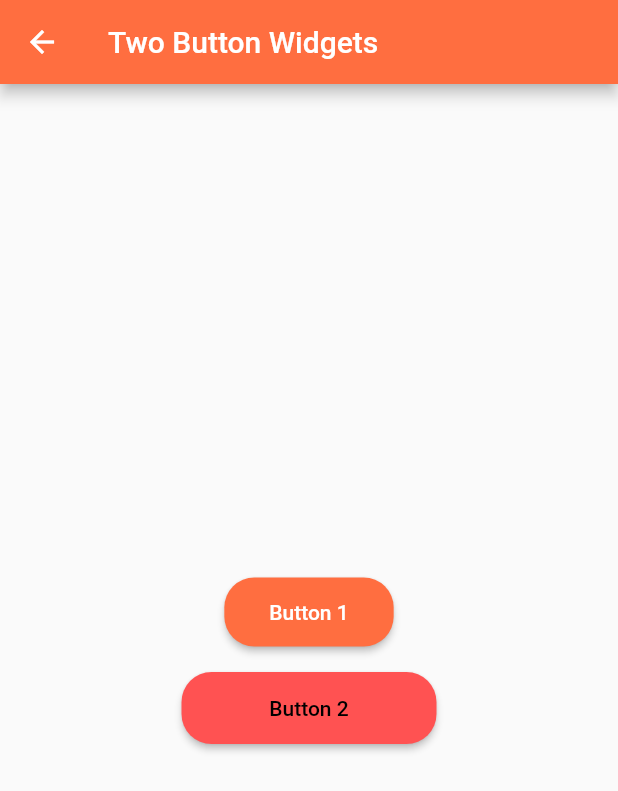
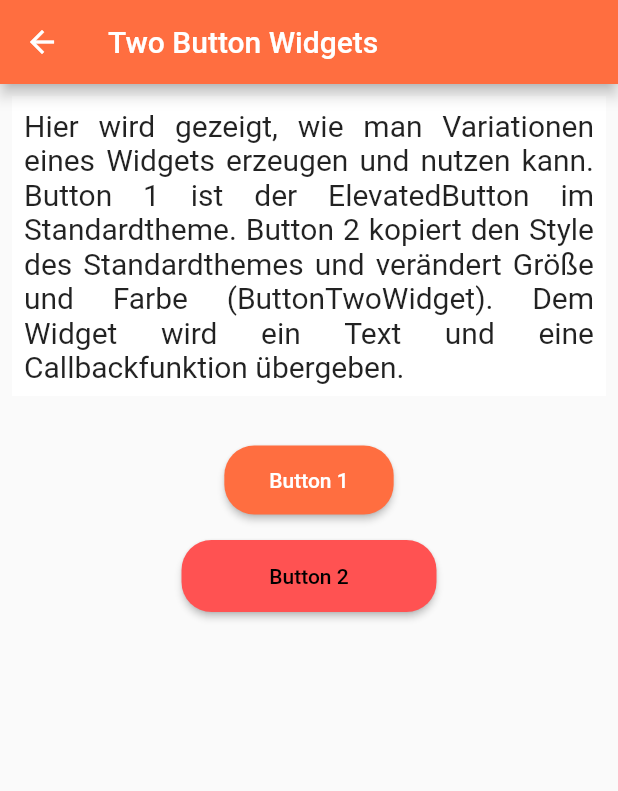
Before and after one commit to drmilde/getx_api_app, a Flutter app: the TwoButtonScreen screen opened directly, after a tap on "Button 1", on a phone screen of 412 x 824 dp. Shown: the top 791 px of the screen. Run offline on Flutter 3.47's test engine with Material 2 defaults, Android fonts, the phone set to English and light mode, and no system bars; our stand-ins replace flutter_map, flutter_tts, get, google_fonts, just_audio, latlong2 and 3 more.

Commit message:
ButtonTwoWidget erweitert und Textbeschreibung eingeführt.

```diff
--- a/lib/screens/usewidgets/two_button_screen.dart
+++ b/lib/screens/usewidgets/two_button_screen.dart
@@ -1,6 +1,7 @@
 import 'package:flutter/material.dart';
-import 'package:getx_api_app/screens/themes/theme/theme_constants.dart';
 import 'package:getx_api_app/widgets/button_two_widget.dart';
+import 'package:getx_api_app/widgets/spacer_widget.dart';
+import 'package:getx_api_app/widgets/text_widget.dart';
 
 class TwoButtonScreen extends StatelessWidget {
   const TwoButtonScreen({Key? key}) : super(key: key);
@@ -15,19 +16,32 @@ class TwoButtonScreen extends StatelessWidget {
         child: Column(
           mainAxisAlignment: MainAxisAlignment.center,
           children: [
+            TextWidget(
+                "Hier wird gezeigt, wie man Variationen eines Widgets erzeugen"
+                " und nutzen kann. "
+                " Button 1 ist der ElevatedButton im Standardtheme."
+                " Button 2 kopiert den Style des Standardthemes und"
+                " verändert Größe und Farbe (ButtonTwoWidget)."
+                " Dem Widget wird ein Text und eine Callbackfunktion"
+                " übergeben."),
+            SpacerWidget(24),
+            Expanded(
+              child: Column(
+                children: [
                   ElevatedButton(
                     onPressed: () {},
                     child: Text("Button 1"),
                   ),
-            SizedBox(
-              height: 16,
-            ),
+                  SpacerWidget(16),
                   ButtonTwoWidget("Button 2", () {
                     print("Button 2 wurde gedrückt");
                   }),
                 ],
               ),
             ),
+          ],
+        ),
+      ),
     );
   }
 }
--- /dev/null
+++ b/lib/widgets/spacer_widget.dart
@@ -0,0 +1,14 @@
+import 'package:flutter/material.dart';
+
+class SpacerWidget extends StatelessWidget {
+  double height;
+
+  SpacerWidget(this.height, {Key? key}) : super(key: key);
+
+  @override
+  Widget build(BuildContext context) {
+    return SizedBox(
+        height: height,
+    );
+  }
+}
```
Also changed, not shown: pubspec.lock. Lines whose indentation alone changed are shown as unchanged.
